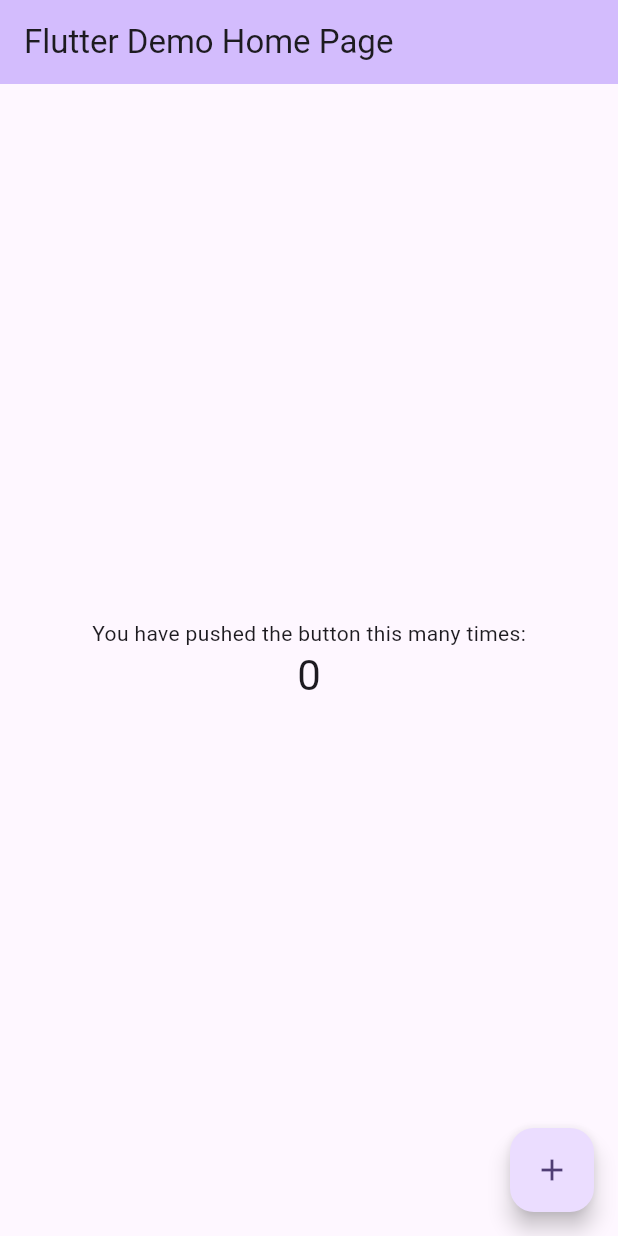
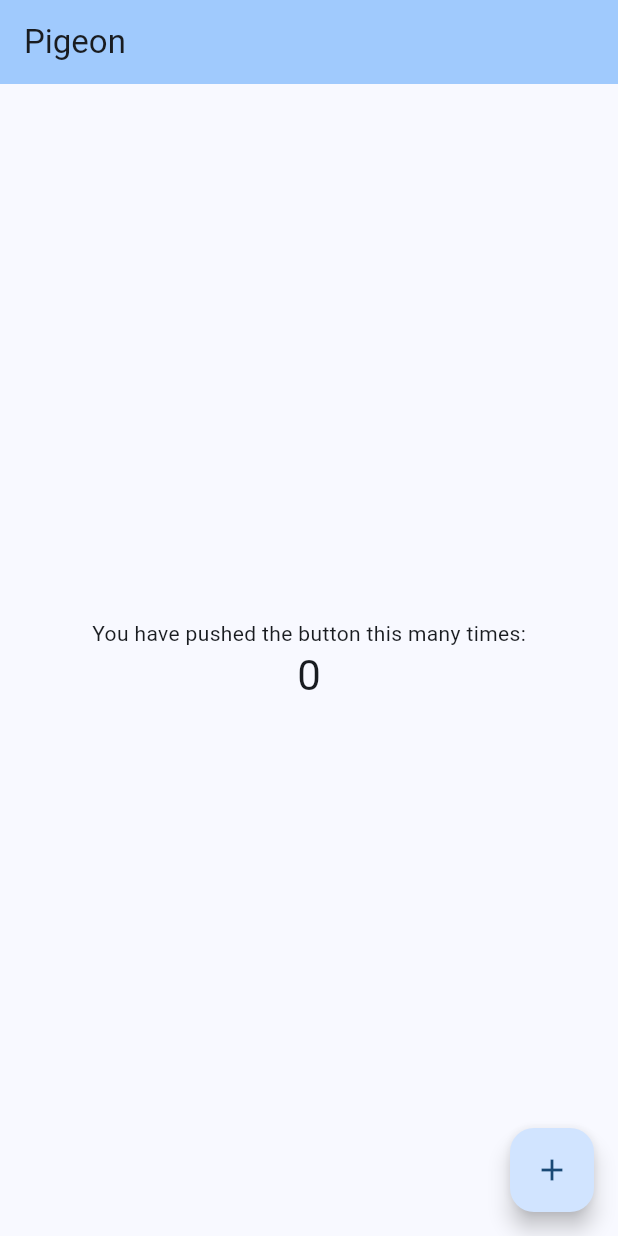
Before and after one commit to pihedron/pigeon, a Flutter app: the screen it shows after launch, on a phone screen of 412 x 824 dp. Run offline on Flutter 3.47's test engine with Material 3 defaults, Android fonts, the phone set to English and light mode, and no system bars.

Commit message:
changed name of app

```diff
--- a/lib/main.dart
+++ b/lib/main.dart
@@ -28,10 +28,10 @@ class MyApp extends StatelessWidget {
         //
         // This works for code too, not just values: Most code changes can be
         // tested with just a hot reload.
-        colorScheme: ColorScheme.fromSeed(seedColor: Colors.deepPurple),
+        colorScheme: ColorScheme.fromSeed(seedColor: Colors.blue),
         useMaterial3: true,
       ),
-      home: const MyHomePage(title: 'Flutter Demo Home Page'),
+      home: const MyHomePage(title: 'Pigeon'),
     );
   }
 }
--- a/pubspec.yaml
+++ b/pubspec.yaml
@@ -1,4 +1,4 @@
-name: myapp
+name: pigeon
 description: "A new Flutter project."
 # The following line prevents the package from being accidentally published to
 # pub.dev using `flutter pub publish`. This is preferred for private packages.
```
Also changed, not shown: 1 other file.
